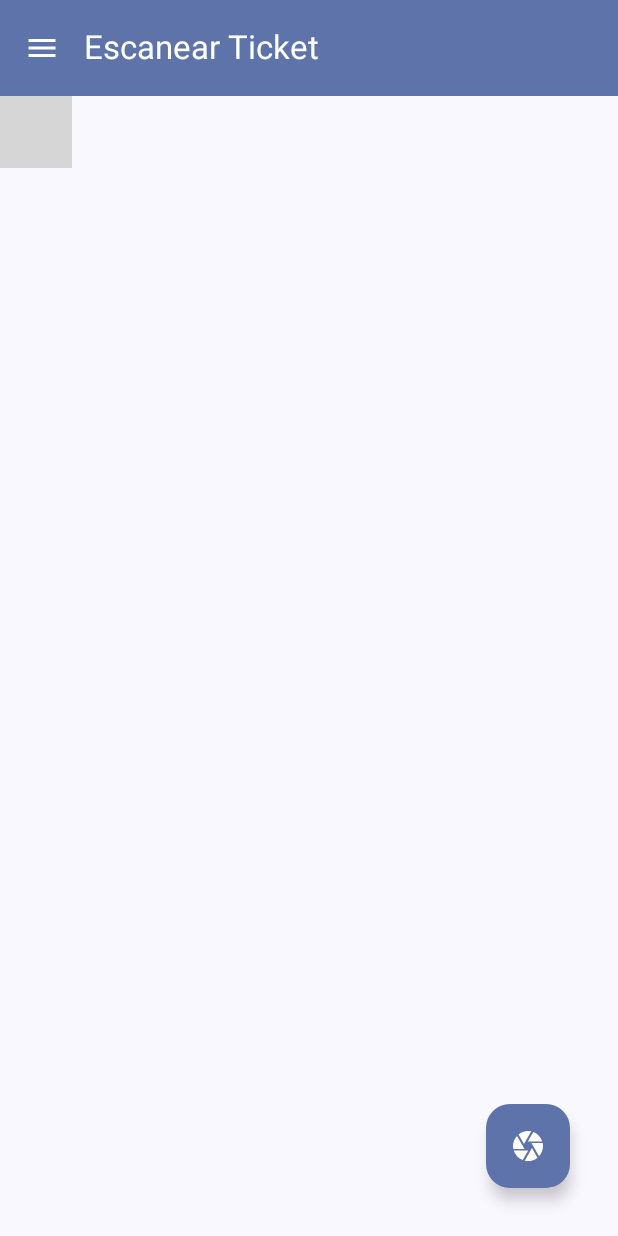
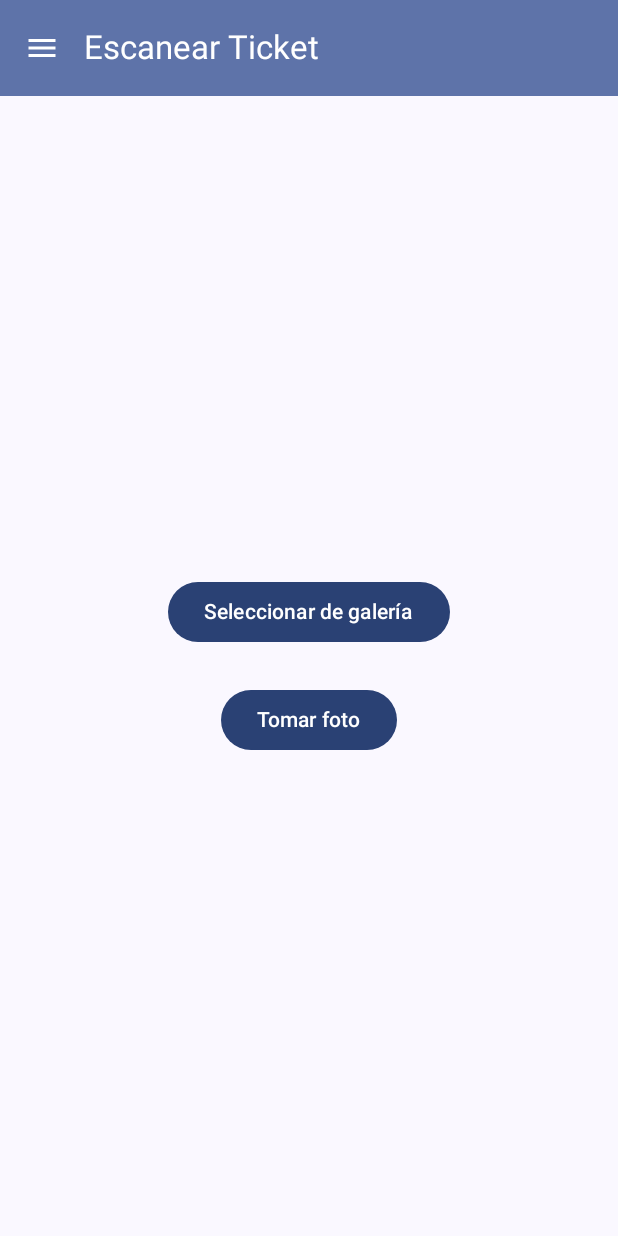
Before and after one commit to alexmartinezmoron/CuentasClaritas, an Android app built with Jetpack Compose: the screen it shows after launch (MainActivity), on a phone screen of 412 x 824 dp. Run offline under Robolectric (Android 15) with nearby library versions, the phone set to English and light mode, and no system bars; our stand-ins replace Dagger/Hilt's generated code; libraries missing offline, so code that uses them is left out: com.google.mlkit.vision; grey boxes are pictures that could not be loaded.

Commit message:
navegación automática a TicketTextScreen tras escaneo y pantalla para mostrar texto extraído Se agrega navegación automática a la nueva pantalla TicketTextScreen cuando se reconoce texto en ScanTicketScreen. TicketTextScreen muestra el texto extraído y permite volver a escanear. Se integra la pantalla y la ruta en el NavHost de Jetpack Compose. Se corrige el manejo de argumentos y la navegación segura entre pantallas.

```diff
--- a/app/build.gradle.kts
+++ b/app/build.gradle.kts
@@ -74,6 +74,9 @@ dependencies {
     // Accompanist Permissions
     implementation(libs.accompanist.permissions)
 
+    // ML Kit Text Recognition
+    implementation("com.google.mlkit:text-recognition:16.0.0")
+
     testImplementation(libs.junit)
     androidTestImplementation(libs.androidx.junit)
     androidTestImplementation(libs.androidx.espresso.core)
--- a/app/src/main/AndroidManifest.xml
+++ b/app/src/main/AndroidManifest.xml
@@ -4,6 +4,11 @@
 
     <!-- Permiso para acceder a la cámara -->
     <uses-permission android:name="android.permission.CAMERA" />
+
+    <!-- Permiso para acceder a imágenes de la galería (Android 13+) -->
+    <uses-permission android:name="android.permission.READ_MEDIA_IMAGES" />
+    <!-- Permiso para acceder a almacenamiento externo (Android <=12) -->
+    <uses-permission android:name="android.permission.READ_EXTERNAL_STORAGE" android:maxSdkVersion="32"/>
 
     <!-- Indicar que la cámara SI es obligatoria -->
     <uses-feature android:name="android.hardware.camera" android:required="true" />
--- a/app/src/main/java/com/amartinez/cuentasclaritas/navigation/AppScreen.kt
+++ b/app/src/main/java/com/amartinez/cuentasclaritas/navigation/AppScreen.kt
@@ -35,6 +35,12 @@ sealed class AppScreen(
         title = "Ajustes",
         icon = Icons.Filled.Settings
     )
+
+    object TicketText : AppScreen(
+        route = "ticket_text/{ticketText}",
+        title = "Texto del Ticket",
+        icon = null
+    )
 }
 
 /**
@@ -44,4 +50,5 @@ val drawerItems = listOf(
     AppScreen.ScanTicket,
     AppScreen.TicketList,
     AppScreen.Settings
+    // No agregamos TicketText aquí porque no es parte del drawer
 )
--- a/app/src/main/java/com/amartinez/cuentasclaritas/presentation/main/MainAppScreen.kt
+++ b/app/src/main/java/com/amartinez/cuentasclaritas/presentation/main/MainAppScreen.kt
@@ -12,11 +12,16 @@ import androidx.compose.ui.Modifier
 import androidx.compose.ui.unit.dp
 import androidx.navigation.NavHostController
 import androidx.navigation.compose.*
+import androidx.navigation.NavType
+import androidx.navigation.navArgument
 import com.amartinez.cuentasclaritas.navigation.AppScreen
 import com.amartinez.cuentasclaritas.navigation.drawerItems
 import com.amartinez.cuentasclaritas.presentation.scanticket.ScanTicketScreen
 import com.amartinez.cuentasclaritas.presentation.settings.SettingsScreen
 import com.amartinez.cuentasclaritas.presentation.ticketlist.TicketListScreen
+import com.amartinez.cuentasclaritas.presentation.tickettext.TicketTextScreen
+import java.net.URLEncoder
+import java.net.URLDecoder
 import kotlinx.coroutines.launch
 
 @OptIn(ExperimentalMaterial3Api::class)
@@ -105,12 +110,19 @@ fun AppNavHost(
         modifier = modifier
     ) {
         composable(AppScreen.ScanTicket.route) {
+            val viewModel = androidx.hilt.navigation.compose.hiltViewModel<com.amartinez.cuentasclaritas.presentation.scanticket.ScanTicketViewModel>()
+            val recognizedText by viewModel.recognizedText.collectAsState()
+            // Navegación automática cuando hay texto reconocido
+            LaunchedEffect(recognizedText) {
+                if (!recognizedText.isNullOrBlank()) {
+                    val encodedText = URLEncoder.encode(recognizedText, "UTF-8")
+                    navController.navigate("ticket_text/$encodedText")
+                    viewModel.clearCapturedImage() // Limpia para evitar navegación repetida
+                }
+            }
             ScanTicketScreen(
-                onTicketScanned = {
-                    // TODO: Navigate to a ticket detail screen or process the bitmap
-                    // For now, it could navigate to the list, for example:
-                    // navController.navigate(AppScreen.TicketList.route)
-                }
+                viewModel = viewModel,
+                onTicketScanned = { viewModel.onImageCaptured(it) }
             )
         }
         composable(AppScreen.TicketList.route) {
@@ -119,5 +131,19 @@ fun AppNavHost(
         composable(AppScreen.Settings.route) {
             SettingsScreen()
         }
+        composable(
+            route = AppScreen.TicketText.route,
+            arguments = listOf(navArgument("ticketText") { type = NavType.StringType })
+        ) { backStackEntry ->
+            val ticketText = backStackEntry.arguments?.getString("ticketText")?.let {
+                URLDecoder.decode(it, "UTF-8")
+            } ?: "Sin texto extraído"
+            TicketTextScreen(
+                ticketText = ticketText,
+                onBackToScan = {
+                    navController.popBackStack(AppScreen.ScanTicket.route, inclusive = false)
+                }
+            )
+        }
     }
 }
--- a/app/src/main/java/com/amartinez/cuentasclaritas/presentation/scanticket/ScanTicketScreen.kt
+++ b/app/src/main/java/com/amartinez/cuentasclaritas/presentation/scanticket/ScanTicketScreen.kt
@@ -1,29 +1,21 @@
 package com.amartinez.cuentasclaritas.presentation.scanticket
 
 import android.Manifest
+import android.content.ContentValues
 import android.content.Context
 import android.graphics.Bitmap
-import android.graphics.Matrix
-import android.util.Log
-import androidx.camera.core.CameraSelector
-import androidx.camera.core.ImageCapture
-import androidx.camera.core.ImageCaptureException
-import androidx.camera.core.Preview
-import androidx.camera.lifecycle.ProcessCameraProvider
-import androidx.camera.view.PreviewView
+import android.net.Uri
+import android.os.Build
+import android.provider.MediaStore
+import androidx.activity.compose.rememberLauncherForActivityResult
+import androidx.activity.result.contract.ActivityResultContracts
 import androidx.compose.foundation.layout.Arrangement
-import androidx.compose.foundation.layout.Box
 import androidx.compose.foundation.layout.Column
 import androidx.compose.foundation.layout.Spacer
 import androidx.compose.foundation.layout.fillMaxSize
 import androidx.compose.foundation.layout.height
 import androidx.compose.foundation.layout.padding
-import androidx.compose.material.icons.Icons
-import androidx.compose.material.icons.filled.Camera
 import androidx.compose.material3.Button
-import androidx.compose.material3.FloatingActionButton
-import androidx.compose.material3.Icon
-import androidx.compose.material3.Scaffold
 import androidx.compose.material3.Text
 import androidx.compose.runtime.Composable
 import androidx.compose.runtime.LaunchedEffect
@@ -34,174 +26,107 @@ import androidx.compose.runtime.setValue
 import androidx.compose.ui.Alignment
 import androidx.compose.ui.Modifier
 import androidx.compose.ui.platform.LocalContext
-import androidx.compose.ui.platform.LocalLifecycleOwner
-import androidx.compose.ui.text.style.TextAlign
 import androidx.compose.ui.unit.dp
-import androidx.compose.ui.viewinterop.AndroidView
 import androidx.core.content.ContextCompat
-import androidx.hilt.navigation.compose.hiltViewModel
 import com.google.accompanist.permissions.ExperimentalPermissionsApi
 import com.google.accompanist.permissions.PermissionStatus
 import com.google.accompanist.permissions.rememberPermissionState
-// import com.google.accompanist.permissions.shouldShowRationale // No longer needed directly
-import java.util.concurrent.Executor
+import com.google.accompanist.permissions.rememberMultiplePermissionsState
 
 @OptIn(ExperimentalPermissionsApi::class)
 @Composable
 fun ScanTicketScreen(
-    viewModel: ScanTicketViewModel = hiltViewModel(),
-    onTicketScanned: (Bitmap) -> Unit // Callback to pass the captured image
+    viewModel: ScanTicketViewModel = androidx.hilt.navigation.compose.hiltViewModel(),
+    onTicketScanned: (Bitmap) -> Unit
 ) {
     val context = LocalContext.current
-    val lifecycleOwner = LocalLifecycleOwner.current
+    // Permisos para cámara y galería (almacenamiento)
     val cameraPermissionState = rememberPermissionState(Manifest.permission.CAMERA)
+    val galleryPermissionState = rememberMultiplePermissionsState(
+        permissions = if (Build.VERSION.SDK_INT >= Build.VERSION_CODES.TIRAMISU) {
+            listOf(Manifest.permission.READ_MEDIA_IMAGES)
+        } else {
+            listOf(Manifest.permission.READ_EXTERNAL_STORAGE)
+        }
+    )
 
-    var imageCapture: ImageCapture? by remember { mutableStateOf(null) }
+    var cameraImageUri by remember { mutableStateOf<Uri?>(null) }
 
-    LaunchedEffect(key1 = cameraPermissionState.status) {
-        if (cameraPermissionState.status != PermissionStatus.Granted && !((cameraPermissionState.status as? PermissionStatus.Denied)?.shouldShowRationale == true)) {
-            cameraPermissionState.launchPermissionRequest()
+    // Lanzador para seleccionar imagen de galería
+    val galleryLauncher = rememberLauncherForActivityResult(
+        contract = ActivityResultContracts.GetContent(),
+        onResult = { uri ->
+            uri?.let {
+                val bitmap = uriToBitmap(context, it)
+                bitmap?.let(onTicketScanned)
             }
         }
+    )
 
-    Scaffold(
-        floatingActionButton = {
-            if (cameraPermissionState.status == PermissionStatus.Granted) {
-                FloatingActionButton(
-                    onClick = {
-                        val localImageCapture = imageCapture
-                        if (localImageCapture != null) {
-                            captureImage(localImageCapture, ContextCompat.getMainExecutor(context)) {
-                                viewModel.onImageCaptured(it)
-                                onTicketScanned(it)
-                            }
-                        } else {
-                            Log.e("ScanTicketScreen", "ImageCapture is null, cannot take photo.")
-                        }
-                    },
-                    modifier = Modifier.padding(16.dp)
-                ) {
-                    Icon(Icons.Filled.Camera, contentDescription = "Take photo")
+    // Lanzador para tomar foto con la cámara
+    val cameraLauncher = rememberLauncherForActivityResult(
+        contract = ActivityResultContracts.TakePicture(),
+        onResult = { success ->
+            if (success) {
+                cameraImageUri?.let { uri ->
+                    val bitmap = uriToBitmap(context, uri)
+                    bitmap?.let(onTicketScanned)
                 }
             }
         }
-    ) { paddingValues ->
-        Box(
-            modifier = Modifier
-                .fillMaxSize()
-                .padding(paddingValues)
-        ) {
-            if (cameraPermissionState.status == PermissionStatus.Granted) {
-                AndroidView(
-                    factory = { ctx ->
-                        val pv = PreviewView(ctx).apply {
-                            this.scaleType = PreviewView.ScaleType.FILL_CENTER
-                        }
-                        setupCamera(pv, context, lifecycleOwner) { ic ->
-                            imageCapture = ic
-                        }
-                        pv
-                    },
-                    modifier = Modifier.fillMaxSize()
     )
-            } else {
-                // Permission is not granted, show appropriate UI
+
     Column(
         modifier = Modifier
             .fillMaxSize()
-                        .padding(16.dp)
-                        .align(Alignment.Center),
-                    horizontalAlignment = Alignment.CenterHorizontally,
-                    verticalArrangement = Arrangement.Center
+            .padding(32.dp),
+        verticalArrangement = Arrangement.Center,
+        horizontalAlignment = Alignment.CenterHorizontally
     ) {
-                    val textToShow = if ((cameraPermissionState.status as? PermissionStatus.Denied)?.shouldShowRationale == true) {
-                        "The camera is essential for scanning tickets. Please grant the permission to continue."
+        Button(onClick = {
+            if (galleryPermissionState.allPermissionsGranted) {
+                galleryLauncher.launch("image/*")
             } else {
-                        "Camera permission is required to scan tickets. Please grant it to use this feature."
+                galleryPermissionState.launchMultiplePermissionRequest()
             }
-                    Text(text = textToShow, textAlign = TextAlign.Center)
-                    Spacer(modifier = Modifier.height(8.dp))
-                    Button(onClick = { cameraPermissionState.launchPermissionRequest() }) {
-                        Text("Grant Permission")
+        }) {
+            Text("Seleccionar de galería")
         }
+        Spacer(modifier = Modifier.height(24.dp))
+        Button(onClick = {
+            if (cameraPermissionState.status == PermissionStatus.Granted) {
+                val uri = createImageUri(context)
+                if (uri != null) {
+                    cameraImageUri = uri
+                    cameraLauncher.launch(uri)
                 }
+                // Si uri es null, no se lanza la cámara
+            } else {
+                cameraPermissionState.launchPermissionRequest()
             }
+        }) {
+            Text("Tomar foto")
         }
     }
 }
 
-private fun setupCamera(
-    previewView: PreviewView,
-    context: Context,
-    lifecycleOwner: androidx.lifecycle.LifecycleOwner,
-    onImageCaptureReady: (ImageCapture) -> Unit
-) {
-    val cameraProviderFuture = ProcessCameraProvider.getInstance(context)
-    cameraProviderFuture.addListener({
-        val cameraProvider = cameraProviderFuture.get()
-        val preview = Preview.Builder().build().also {
-            it.setSurfaceProvider(previewView.surfaceProvider)
+private fun uriToBitmap(context: Context, uri: Uri): Bitmap? {
+    return try {
+        val resolver = context.contentResolver
+        val inputStream = resolver.openInputStream(uri)
+        val bitmap = android.graphics.BitmapFactory.decodeStream(inputStream)
+        inputStream?.close()
+        bitmap
+    } catch (e: Exception) {
+        null
+    }
 }
 
-        val imageCaptureInstance = ImageCapture.Builder()
-            .setCaptureMode(ImageCapture.CAPTURE_MODE_MINIMIZE_LATENCY)
-            .build()
-
-        val cameraSelector = CameraSelector.DEFAULT_BACK_CAMERA
-
-        try {
-            cameraProvider.unbindAll()
-            cameraProvider.bindToLifecycle(
-                lifecycleOwner,
-                cameraSelector,
-                preview,
-                imageCaptureInstance
-            )
-            onImageCaptureReady(imageCaptureInstance)
-        } catch (exc: Exception) {
-            Log.e("ScanTicketScreen", "Use case binding failed", exc)
+private fun createImageUri(context: Context): Uri? {
+    val contentResolver = context.contentResolver
+    val contentValues = ContentValues().apply {
+        put(MediaStore.Images.Media.DISPLAY_NAME, "ticket_${System.currentTimeMillis()}.jpg")
+        put(MediaStore.Images.Media.MIME_TYPE, "image/jpeg")
     }
-    }, ContextCompat.getMainExecutor(context))
+    return contentResolver.insert(MediaStore.Images.Media.EXTERNAL_CONTENT_URI, contentValues)
 }
-
-private fun captureImage(
-    imageCapture: ImageCapture,
-    executor: Executor,
-    onImageCaptured: (Bitmap) -> Unit
-) {
-    imageCapture.takePicture(
-        executor,
-        object : ImageCapture.OnImageCapturedCallback() {
-            override fun onCaptureSuccess(image: androidx.camera.core.ImageProxy) {
-                val rotationDegrees = image.imageInfo.rotationDegrees
-                val bitmap = image.toBitmap()
-                image.close()
-
-                val rotatedBitmap = if (rotationDegrees != 0) {
-                    val matrix = Matrix().apply { postRotate(rotationDegrees.toFloat()) }
-                    Bitmap.createBitmap(bitmap, 0, 0, bitmap.width, bitmap.height, matrix, true)
-                } else {
-                    bitmap
-                }
-                onImageCaptured(rotatedBitmap)
-            }
-
-            override fun onError(exception: ImageCaptureException) {
-                Log.e("ScanTicketScreen", "Photo capture failed: ${exception.message}", exception)
-            }
-        }
-    )
-}
-
-// Extension function to convert ImageProxy to Bitmap
-fun androidx.camera.core.ImageProxy.toBitmap(): Bitmap {
-    val planeProxy = planes[0]
-    val buffer = planeProxy.buffer
-    val bytes = ByteArray(buffer.remaining())
-    buffer.get(bytes)
-    return android.graphics.BitmapFactory.decodeByteArray(bytes, 0, bytes.size)
-}
-
-// Context extension for main executor
-val Context.mainExecutor: Executor
-    get() = ContextCompat.getMainExecutor(this)
```
Also changed, not shown: app/src/main/java/com/amartinez/cuentasclaritas/presentation/scanticket/ScanTicketViewModel.kt (+27 -1 lines), app/src/main/java/com/amartinez/cuentasclaritas/presentation/tickettext/TicketTextScreen.kt (added, +44 -0 lines). Lines whose indentation alone changed are shown as unchanged.
